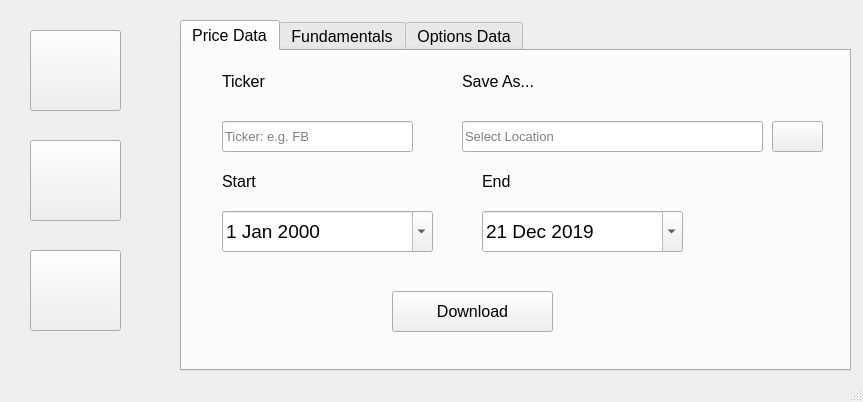
Before: the Qt Designer form src/main.ui in vitaliAI/Financial-Data-Downloader, drawn with Qt 5.
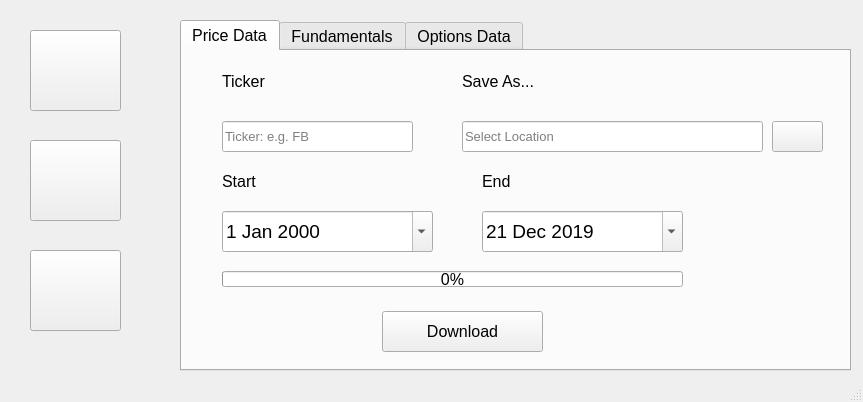
After: the same form once the commit is applied. Icons and pictures are not drawn.

Commit message: added progress bar to price data tab

```diff
--- a/src/main.ui
+++ b/src/main.ui
@@ -77,8 +77,8 @@
      <widget class="QPushButton" name="pushButton_2">
       <property name="geometry">
        <rect>
-        <x>210</x>
-        <y>240</y>
+        <x>200</x>
+        <y>260</y>
         <width>161</width>
         <height>41</height>
        </rect>
@@ -251,6 +251,19 @@
        </size>
       </property>
      </widget>
+     <widget class="QProgressBar" name="progressBar">
+      <property name="geometry">
+       <rect>
+        <x>40</x>
+        <y>220</y>
+        <width>461</width>
+        <height>16</height>
+       </rect>
+      </property>
+      <property name="value">
+       <number>0</number>
+      </property>
+     </widget>
     </widget>
     <widget class="QWidget" name="Fundamentals">
      <attribute name="title">
```
The commit also changes 3 other files.
